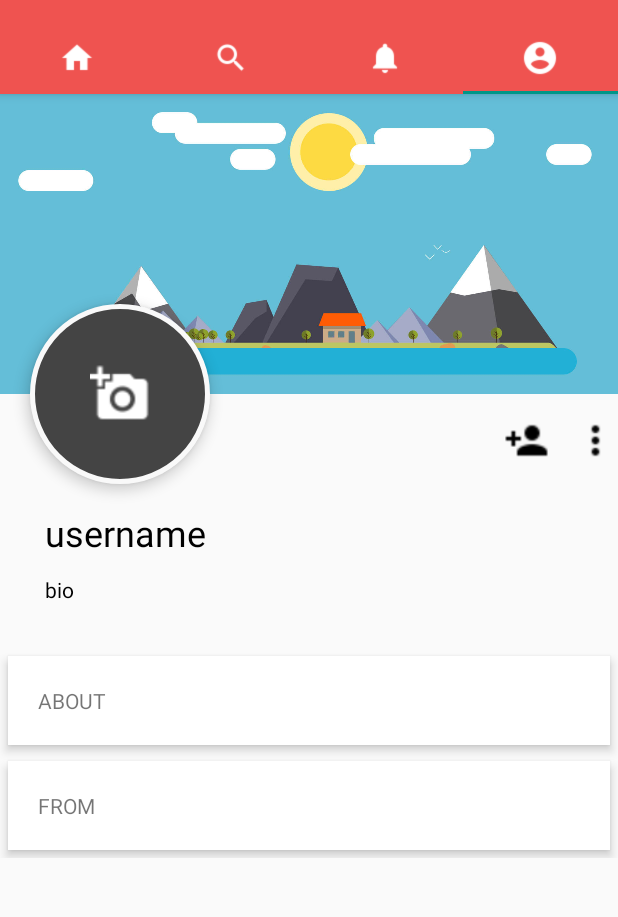
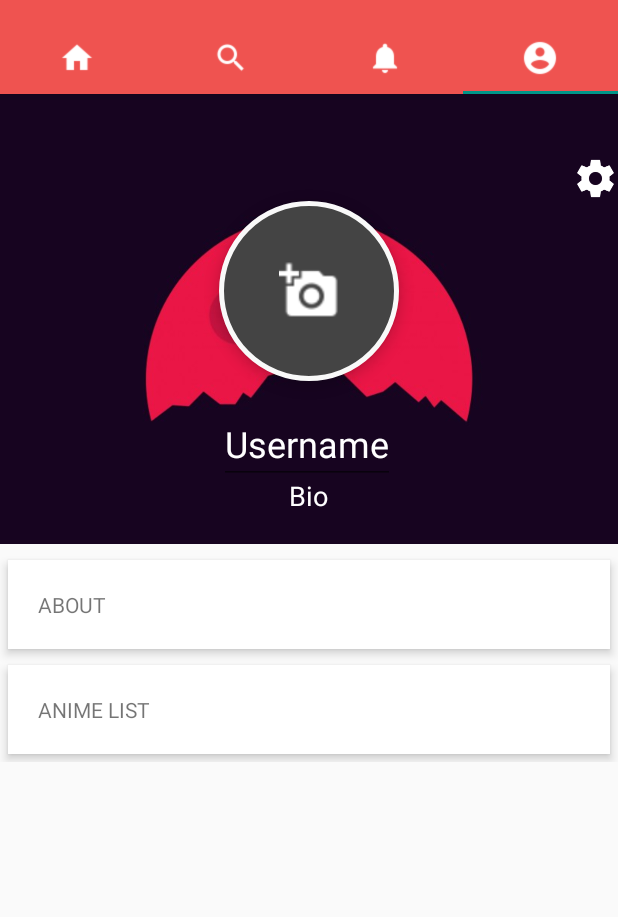
Before and after one commit to willardshikami/MangaForum, an Android app: the screen it shows after launch once a user with an empty profile is signed in (MainActivity), tab 4 chosen, on a phone screen of 412 x 824 dp, the part 62-979 px from its top. Run offline under Robolectric (Android 15) with nearby library versions, the phone set to English and light mode, and no system bars; our stand-ins replace Firebase (no records; nobody signed in at launch, a user with empty details on screens opened directly).

Commit message:
redesigned profile page

```diff
--- a/app/src/main/res/layout/fragment_profile.xml
+++ b/app/src/main/res/layout/fragment_profile.xml
@@ -10,70 +10,31 @@
         <ImageView
             android:id="@+id/header_cover_image"
             android:layout_width="match_parent"
-            android:layout_height="200dp"
+            android:layout_height="300dp"
             android:scaleType="centerCrop"
-            android:src="@drawable/ic_navheader" />
+            android:src="@drawable/ic_header" />
 
         <ImageButton
             android:id="@+id/user_profile_photo"
             android:layout_width="120dp"
             android:layout_height="120dp"
-            android:layout_below="@+id/header_cover_image"
-            android:layout_marginLeft="20dp"
-            android:layout_marginTop="-60dp"
             android:background="@drawable/profile_imageview"
             android:elevation="5dp"
             android:padding="40dp"
             android:scaleType="centerCrop"
-            android:src="@drawable/ic_add_a_photo_white_24dp"/>
+            android:src="@drawable/ic_add_a_photo_white_24dp"
+            android:layout_marginBottom="15dp"
+            android:layout_above="@+id/user_profile_name"
+            android:layout_centerHorizontal="true" />
 
         <RelativeLayout
             android:id="@+id/profile_layout"
             android:layout_width="match_parent"
             android:layout_height="wrap_content"
             android:layout_below="@+id/header_cover_image"
-            android:elevation="4dp"
-            android:paddingBottom="24dp">
+            android:elevation="4dp">
 
 
-            <ImageView
-                android:id="@+id/add_friend"
-                android:layout_width="30dp"
-                android:layout_height="30dp"
-                android:layout_marginLeft="16dp"
-                android:layout_marginTop="16dp"
-                android:layout_toLeftOf="@+id/drop_down_option_menu"
-                android:src="@drawable/ic_person_add_black_24dp" />
-
-            <ImageView
-                android:id="@+id/drop_down_option_menu"
-                android:layout_width="30dp"
-                android:layout_height="30dp"
-                android:layout_alignParentRight="true"
-                android:layout_marginLeft="16dp"
-                android:layout_marginTop="16dp"
-                android:src="@drawable/ic_more_vert_black_24dp" />
-
-            <TextView
-                android:id="@+id/user_profile_name"
-                android:layout_width="wrap_content"
-                android:layout_height="wrap_content"
-                android:layout_marginTop="76dp"
-                android:text="username"
-                android:layout_marginLeft="30dp"
-                android:textColor="#000"
-                android:textSize="24sp"/>
-
-            <TextView
-                android:id="@+id/user_profile_short_bio"
-                android:layout_width="wrap_content"
-                android:layout_height="wrap_content"
-                android:layout_below="@+id/user_profile_name"
-                android:layout_marginLeft="30dp"
-                android:layout_marginTop="12dp"
-                android:text="bio"
-                android:textColor="#000"
-                android:textSize="14sp" />
         </RelativeLayout>
 
 
@@ -104,9 +65,41 @@
                 android:clickable="true"
                 android:elevation="4dp"
                 android:padding="20dp"
-                android:text="FROM" />
+                android:text="ANIME LIST" />
 
 
         </LinearLayout>
+
+        <ImageView
+            android:id="@+id/settings_menu"
+            android:layout_width="30dp"
+            android:layout_height="30dp"
+            android:src="@drawable/ic_settings_white_24dp"
+            android:layout_above="@+id/user_profile_photo"
+            android:layout_alignParentRight="true"
+            android:layout_alignParentEnd="true" />
+
+        <EditText
+            android:id="@+id/user_profile_name"
+            android:layout_width="wrap_content"
+            android:layout_height="wrap_content"
+            android:text="Username"
+            android:textColor="#FFF"
+            android:textSize="24sp"
+            android:layout_above="@+id/profile_layout"
+            android:layout_alignLeft="@+id/user_profile_photo"
+            android:layout_alignStart="@+id/user_profile_photo"
+            android:layout_marginBottom="40dp" />
+
+        <TextView
+            android:id="@+id/user_profile_short_bio"
+            android:layout_width="wrap_content"
+            android:layout_height="wrap_content"
+            android:text="Bio"
+            android:textColor="#FFF"
+            android:textSize="18sp"
+            android:layout_above="@+id/profile_layout"
+            android:layout_centerHorizontal="true"
+            android:layout_marginBottom="20dp"/>
     </RelativeLayout>
 </ScrollView>
```
Also changed, not shown: app/src/main/res/drawable/ic_header.jpg (added), app/src/main/res/drawable/ic_more_vert_black_24dp.png (deleted), app/src/main/res/drawable/ic_navheader.jpg (deleted), app/src/main/res/drawable/ic_settings_white_24dp.png (added).
